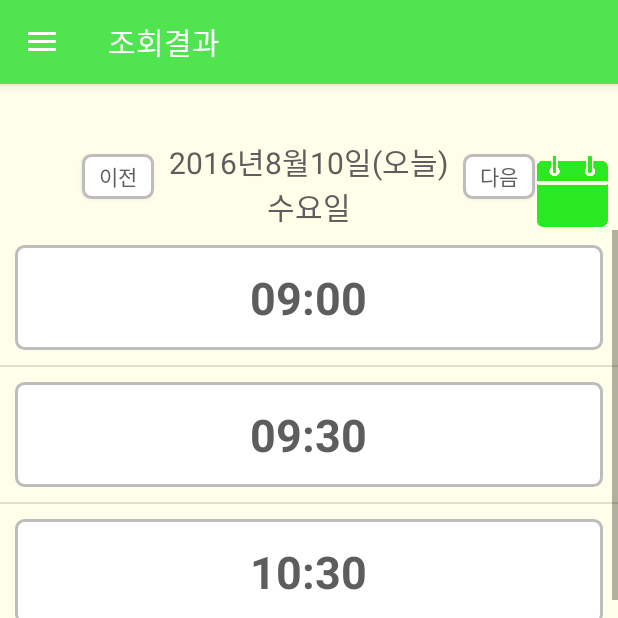
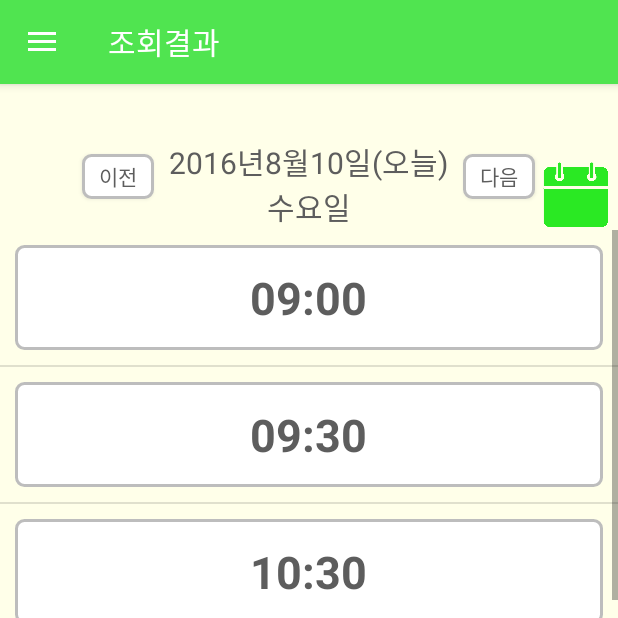
Before and after one commit to lenter85/AnimalClinicNew2, an Android app: the fragment ReserveSearchFragment placed in its activity, after a tap on "조회하기", on a phone screen of 412 x 824 dp, the top half of it. Run offline under Robolectric (Android 15) with nearby library versions, the phone set to English and light mode, and no system bars.

Commit message:
준식 수정

```diff
--- a/app/src/main/java/com/example/myapplication/clinic/fragment/ClinicList_Fragment.java
+++ b/app/src/main/java/com/example/myapplication/clinic/fragment/ClinicList_Fragment.java
@@ -31,7 +31,7 @@ public class ClinicList_Fragment extends Fragment {
     @Override
     public View onCreateView(LayoutInflater inflater, ViewGroup container,Bundle savedInstanceState) {
 
-        Toast.makeText(getContext(), "onCreateView()호출 ", Toast.LENGTH_LONG).show();
+        //Toast.makeText(getContext(), "onCreateView()호출 ", Toast.LENGTH_LONG).show();
         View view =  inflater.inflate(R.layout.fragment_cliniclist, container, false);
         clinicListView = (ListView)view.findViewById(R.id.clinicListView);
 
--- a/app/src/main/java/com/example/myapplication/reservation/fragment/ReserveSearchFragment.java
+++ b/app/src/main/java/com/example/myapplication/reservation/fragment/ReserveSearchFragment.java
@@ -125,7 +125,7 @@ public class ReserveSearchFragment extends Fragment {
     @Override
     public void onResume() {
         super.onResume();
-        Toast.makeText(getContext(), "onResume 호출됨", Toast.LENGTH_LONG).show();
+        //Toast.makeText(getContext(), "onResume 호출됨", Toast.LENGTH_LONG).show();
     }
 
     public void setReserveInfo(View view) {
--- a/app/src/main/res/layout/fragment_reserve_search_result.xml
+++ b/app/src/main/res/layout/fragment_reserve_search_result.xml
@@ -64,8 +64,8 @@
             android:layout_gravity="center_horizontal" />
 
         <ImageButton
-            android:layout_width="50dp"
-            android:layout_height="50dp"
+            android:layout_width="45dp"
+            android:layout_height="45dp"
             android:id="@+id/btnCalendar"
             android:src="@drawable/calendar"
             android:scaleType="fitXY"
```
Also changed, not shown: app/src/main/java/com/example/myapplication/reservation/fragment/ReserveResultFragment.java (+8 -2 lines).
